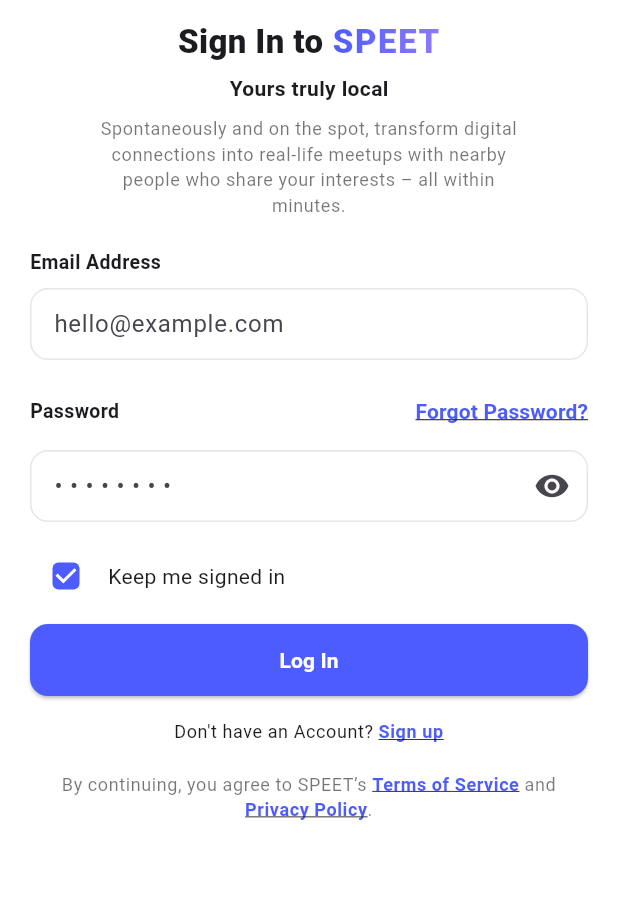
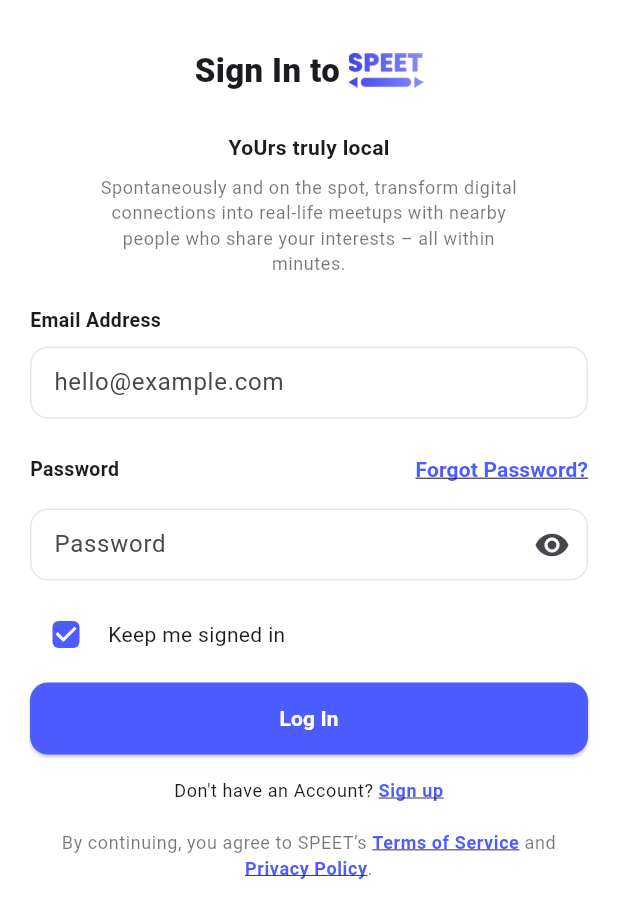
Before and after one commit to FSDTeam-SAA/flutter_ursffiver, a Flutter app: the screen it shows after launch, scrolled down 576 dp, after a tap on "Sign In", on a phone screen of 412 x 824 dp. Shown: the top 918 px of the screen. Run offline on Flutter 3.47's test engine with Material 3 defaults, Android fonts, the light colour scheme and no system bars; our stand-ins replace dartz, dio, file_picker, flutter_secure_storage, image_picker, qr_flutter.

Commit message:
after meeting code correction

```diff
--- a/lib/features/auth/presentation/screens/login_screen.dart
+++ b/lib/features/auth/presentation/screens/login_screen.dart
@@ -4,6 +4,7 @@
 import 'package:flutter/gestures.dart';     // 👈 add this
 import 'package:flutter_ursffiver/features/auth/presentation/screens/reset_password_screen.dart';
 import 'package:flutter_ursffiver/features/auth/presentation/screens/verify_screen.dart';
+import '../../../common/app_logo.dart';
 import '../../../home/presentation/screen/home_screen.dart';
 import 'signup_screen.dart';                // 👈 your path
 
@@ -115,18 +116,19 @@
                         style:
                         TextStyle(fontSize: 22, fontWeight: FontWeight.w800),
                       ),
-                      const _GradientText(
-                        'SPEET',
-                        gradient: _brandGradient,
-                        size: 22,
-                        weight: FontWeight.w900,
-                      ),
+                      // const _GradientText(
+                      //   'SPEET',
+                      //   gradient: _brandGradient,
+                      //   size: 22,
+                      //   weight: FontWeight.w900,
+                      // ),
+                      const AppLogo(height: 70,width: 50),
                     ],
                   ),
                   const SizedBox(height: 6),
                   const Center(
                     child: Text(
-                      'Yours truly local',
+                      'YoUrs truly local',
                       style:
                       TextStyle(fontSize: 14, fontWeight: FontWeight.w700),
                     ),
@@ -186,7 +188,7 @@
                   TextFormField(
                     controller: _password,
                     obscureText: !_showPassword,
-                    decoration: _fieldDecoration('• • • • • • • •').copyWith(
+                    decoration: _fieldDecoration('Password').copyWith(
                       suffixIcon: IconButton(
                         icon: Icon(
                           _showPassword
--- a/lib/features/auth/presentation/screens/onboarding_screen.dart
+++ b/lib/features/auth/presentation/screens/onboarding_screen.dart
@@ -4,6 +4,8 @@
 import 'package:flutter/services.dart';
 import 'package:flutter_ursffiver/features/auth/presentation/screens/login_screen.dart';
 import 'package:flutter_ursffiver/features/auth/presentation/screens/signup_screen.dart';
+
+import '../../../common/app_logo.dart';
 
 class OnBoardingScreen extends StatelessWidget {
   const OnBoardingScreen({super.key});
@@ -37,7 +39,9 @@
                 children: [
 
                   // ------- Header (use this where you build the Row) -------
-                  Row(
+                  Center(
+                    child: Row(
+                      mainAxisSize: MainAxisSize.min,
                       crossAxisAlignment: CrossAxisAlignment.center,
                       children: [
                         const Text(
@@ -52,15 +56,18 @@
                           ),
                         ),
                         const SizedBox(width: 8),
-                      const _BrandWordWithUnderline(text: 'SPEET'),
+                        // const _BrandWordWithUnderline(text: 'SPEET'),
+                        const AppLogo(height: 90,width: 50),
+
                       ],
+                    ),
                   ),
 
 
 
                   const SizedBox(height: 8),
                   Text(
-                    "You're truly local",
+                    "YoUrs truly local",
                     style: Theme.of(context)
                         .textTheme
                         .titleMedium
--- a/lib/features/home/presentation/screen/home_screen.dart
+++ b/lib/features/home/presentation/screen/home_screen.dart
@@ -15,7 +15,7 @@
 
 class _HomeScreenState extends State<HomeScreen> {
   bool isAvailable = true;
-  String statusMessage = "Ready to connect - Tap to set status";
+  String statusMessage = "Ready to connect - Click to set status";
   final TextEditingController customMessageController = TextEditingController();
   bool isEditing = false;
   int selectedRange = 2;
--- a/lib/features/profile/presentation/screens/profile_screen.dart
+++ b/lib/features/profile/presentation/screens/profile_screen.dart
@@ -34,7 +34,7 @@
                 child: Align(
                   alignment: Alignment.centerLeft,
                   child: Text(
-                    'Profile',
+                    'My Profile',
                     style: AppText.xxlSemiBold_24_600.copyWith(
                       color: AppColors.primaryTextblack,
                     ),
--- a/pubspec.yaml
+++ b/pubspec.yaml
@@ -39,19 +39,21 @@
   dio: ^5.8.0+1
   flutter_secure_storage: ^9.2.2
   image_picker: ^1.2.0
-  file_picker: ^6.1.1
+  file_picker: ^10.3.2
   qr_flutter: ^4.1.0
+  flutter_lints: ^6.0.0
+  lints: ^6.0.0
 
 dev_dependencies:
   flutter_test:
     sdk: flutter
+
 
   # The "flutter_lints" package below contains a set of recommended lints to
   # encourage good coding practices. The lint set provided by the package is
   # activated in the `analysis_options.yaml` file located at the root of your
   # package. See that file for information about deactivating specific lint
   # rules and activating additional ones.
-  flutter_lints: ^5.0.0
 
 # For information on the generic Dart part of this file, see the
 # following page: https://dart.dev/tools/pub/pubspec
```
Also changed, not shown: lib/features/auth/presentation/screens/signup_screen.dart (+23 -19 lines), pubspec.lock, 1 other file. Lines whose indentation alone changed are shown as unchanged.
